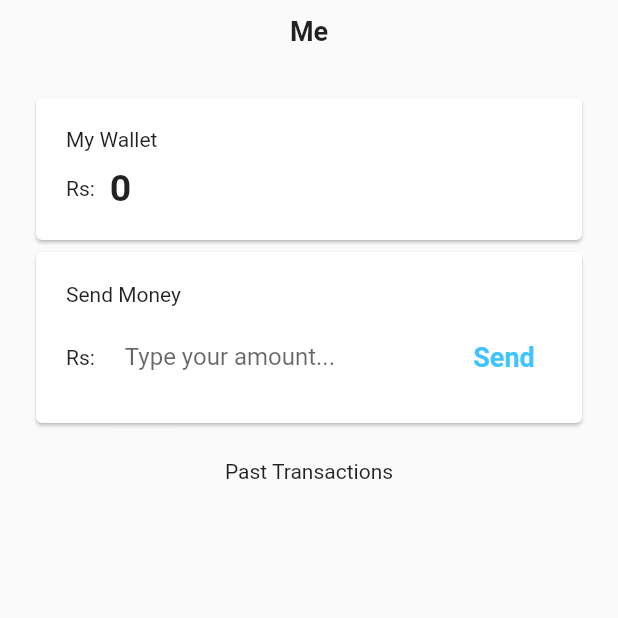
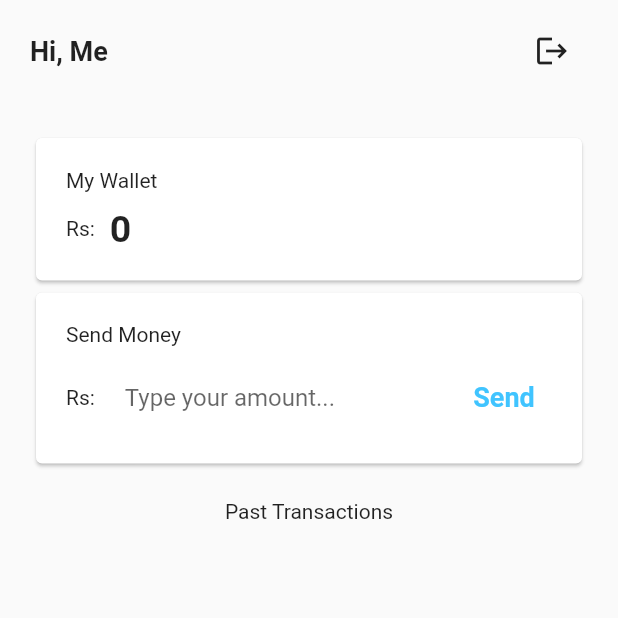
Before and after one commit to shubhrajyotidey305/pusher-money-sendingApp, a Flutter app: the screen it shows after launch, after a tap on "Login", on a phone screen of 412 x 824 dp, the top half of it. Run offline on Flutter 3.47's test engine with Material 2 defaults, Android fonts, the phone set to English and light mode, and no system bars; missing offline and left inert: pusher_channels_flutter.

Commit message:
logout button

```diff
--- a/lib/home.dart
+++ b/lib/home.dart
@@ -4,6 +4,7 @@ import 'package:flutter/material.dart';
 import 'package:pusher_channels_flutter/pusher_channels_flutter.dart';
 import 'dart:io';
 import 'package:http/http.dart';
+import 'package:pusher_example_2/auth/secrets.dart';
 
 class Home extends StatefulWidget {
   final String username;
@@ -25,17 +26,27 @@ class _HomeState extends State<Home> {
   Future<void> _initPusher() async {
     try {
       await pusher.init(
-        apiKey: "API KEY", // Place Your own Api Key
-        cluster: "CLUSTER", // Place Your own Cluster
+        apiKey: apikey, // Place Your own Api Key
+        cluster: cluster, // Place Your own Cluster
         onConnectionStateChange: onConnectionStateChange,
         onAuthorizer: onAuthorizer,
         onSubscriptionSucceeded: onSubscriptionSucceeded,
         onSubscriptionError: onSubscriptionError,
+        onEvent: onEvent,
       );
 
       await pusher.subscribe(
         channelName: channelName,
-          onEvent: (event) {
+      );
+      await pusher.connect();
+    } catch (e) {
+      if (kDebugMode) {
+        print("Error: $e");
+      }
+    }
+  }
+
+  void onEvent(PusherEvent event) {
     if (mounted) {
       final data = jsonDecode(event.data);
       setState(() {
@@ -47,16 +58,10 @@ class _HomeState extends State<Home> {
         "time": data['time']
       });
     }
+
     if (kDebugMode) {
       print("Event Received: ${event.data}");
       print("Event name: ${event.eventName}");
-            }
-          });
-      await pusher.connect();
-    } catch (e) {
-      if (kDebugMode) {
-        print("Error: $e");
-      }
     }
   }
 
@@ -104,7 +109,8 @@ class _HomeState extends State<Home> {
   dynamic onAuthorizer(
       String channelName, String socketId, dynamic options) async {
     var authUrl = '${_hostname()}/pusher/user-auth';
-    String json = '{"socket_id": "$socketId", "channel_name": "$channelName"}';
+    String json =
+        '{"socket_id": "$socketId", "channel_name": "$channelName", "username" :"${widget.username}"}';
     var result = await post(
       Uri.parse(authUrl),
       headers: headers,
@@ -138,12 +144,23 @@ class _HomeState extends State<Home> {
                   const SizedBox(
                     height: 10.0,
                   ),
+                  Row(
+                    mainAxisAlignment: MainAxisAlignment.spaceBetween,
+                    children: [
                       Text(
-                    widget.username,
+                        'Hi, ${widget.username}',
                         style: const TextStyle(
                           fontSize: 18.0,
                           fontWeight: FontWeight.bold,
                         ),
+                      ),
+                      IconButton(
+                        icon: const Icon(Icons.logout),
+                        onPressed: () {
+                          Navigator.pop(context);
+                        },
+                      ),
+                    ],
                   ),
                   const SizedBox(
                     height: 30.0,
```
Also changed, not shown: 2 other files. Lines whose indentation alone changed are shown as unchanged.
